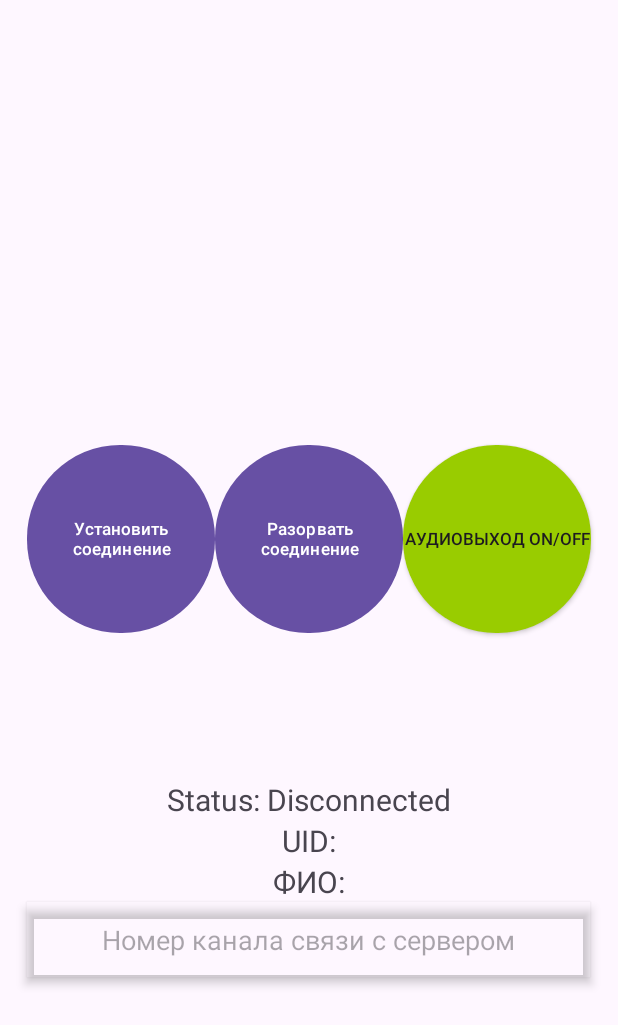
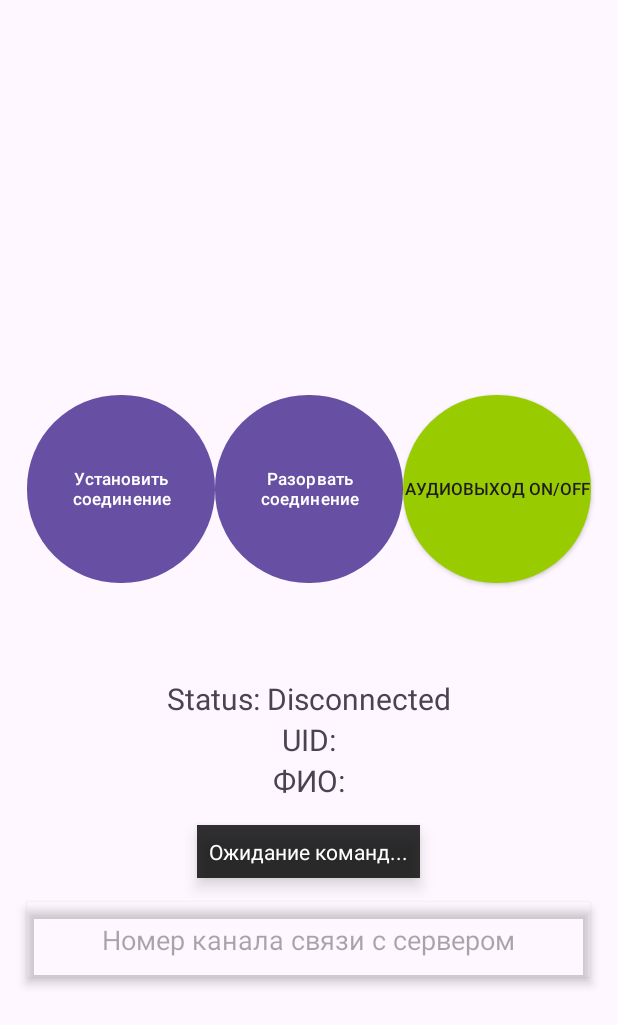
Before and after one commit to METEOPuT/claudio-app, an Android app: the screen it shows after launch (MainActivity), on a phone screen of 412 x 824 dp. Shown: the top 1025 px of the screen. Run offline under Robolectric (Android 15) with nearby library versions, the phone set to English and light mode, and no system bars; libraries missing offline, so code that uses them is left out: org.webrtc.

Commit message:
Добавлен оверлей команд от сервера

```diff
--- a/app/src/main/res/layout/activity_main.xml
+++ b/app/src/main/res/layout/activity_main.xml
@@ -87,6 +87,21 @@
             app:layout_constraintStart_toStartOf="parent"
             app:layout_constraintTop_toTopOf="parent" />
 
+        <TextView
+            android:id="@+id/commandOverlay"
+            android:layout_width="wrap_content"
+            android:layout_height="wrap_content"
+            android:padding="8dp"
+            android:layout_margin="16dp"
+            android:background="#CC000000"
+            android:textColor="#FFFFFF"
+            android:textSize="14sp"
+            android:text="Ожидание команд..."
+            android:visibility="gone"
+            android:elevation="6dp"
+            android:layout_alignParentBottom="true"
+            android:layout_alignParentEnd="true" />
+
         <EditText
             android:id="@+id/ServerNumberInput"
             android:layout_width="375dp"
```
Also changed, not shown: app/src/main/java/com/example/mobileapp/MainActivity.java (+32 -20 lines).
